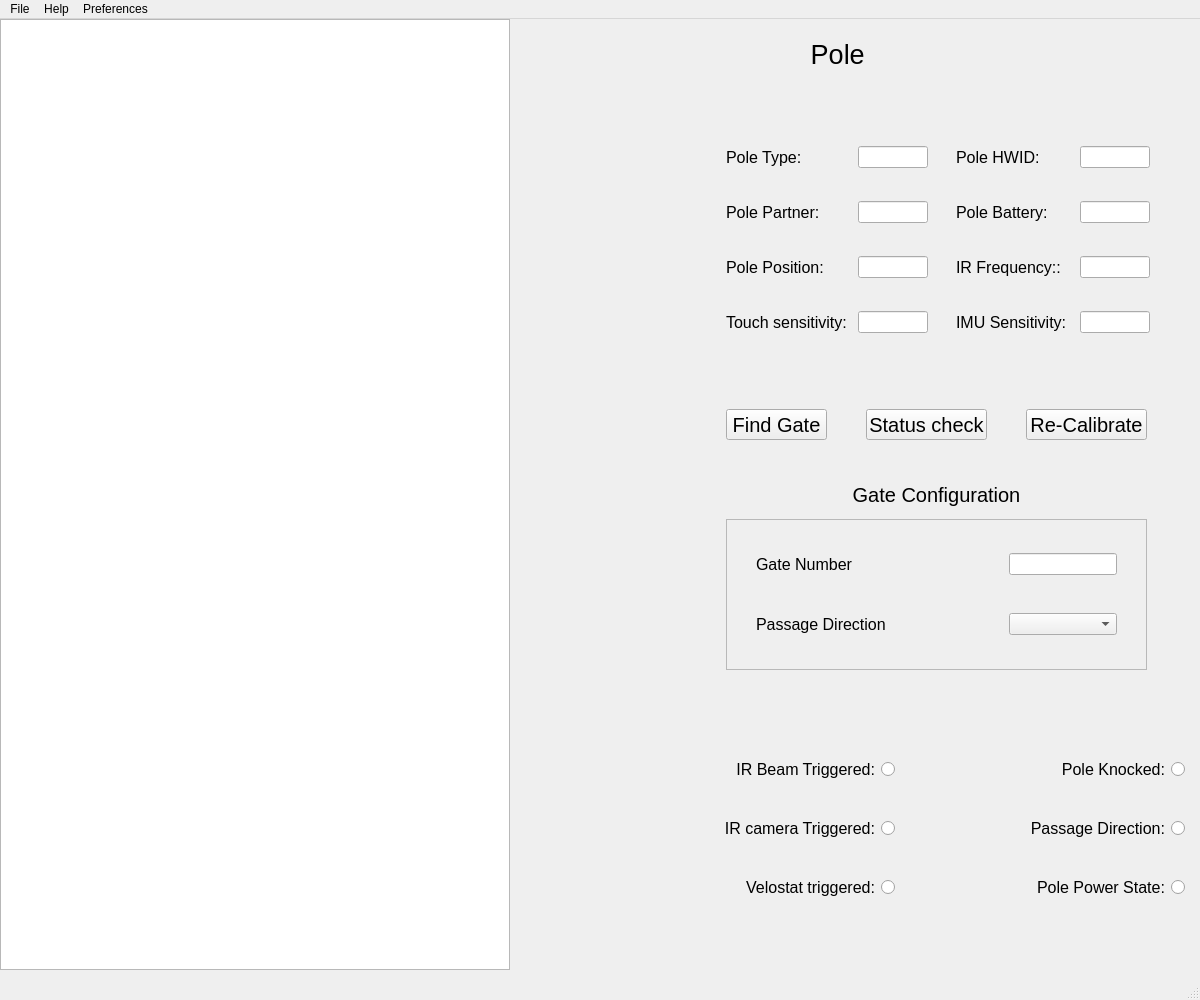
The window that EEEE4109_Central_Server_With_GUI/mainwindow.ui (Shmarvadon/EEEE4109_Central_Server) describes before a commit, drawn with Qt 5.
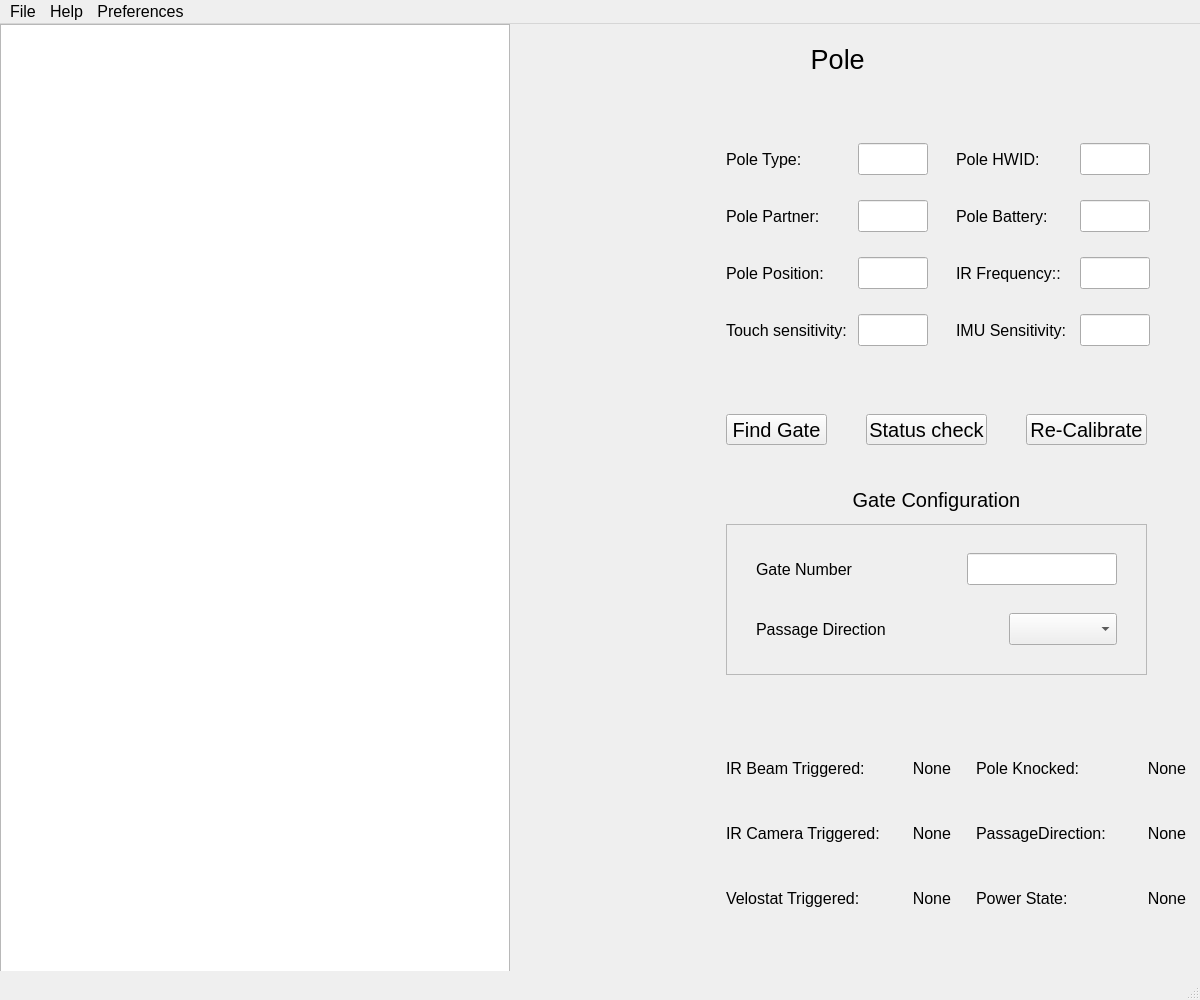
The same window after the commit. Icons and pictures are not drawn.

Commit message: GUI should fully work with only missing functionality being manual gate assignment and direction setting

What changed in the file:
```diff
--- a/EEEE4109_Central_Server_With_GUI/mainwindow.ui
+++ b/EEEE4109_Central_Server_With_GUI/mainwindow.ui
@@ -31,6 +31,11 @@
     <height>1000</height>
    </size>
   </property>
+  <property name="font">
+   <font>
+    <pointsize>15</pointsize>
+   </font>
+  </property>
   <property name="windowTitle">
    <string>MainWindow</string>
   </property>
@@ -53,6 +58,11 @@
          <height>16777215</height>
         </size>
        </property>
+       <property name="font">
+        <font>
+         <pointsize>12</pointsize>
+        </font>
+       </property>
        <property name="layoutDirection">
         <enum>Qt::LeftToRight</enum>
        </property>
@@ -60,7 +70,7 @@
         <enum>Qt::ScrollBarAlwaysOff</enum>
        </property>
        <property name="alternatingRowColors">
-        <bool>true</bool>
+        <bool>false</bool>
        </property>
        <property name="selectionBehavior">
         <enum>QAbstractItemView::SelectRows</enum>
@@ -350,65 +360,71 @@
           <rect>
            <x>460</x>
            <y>710</y>
-           <width>209</width>
+           <width>210</width>
            <height>201</height>
           </rect>
          </property>
          <layout class="QVBoxLayout" name="verticalLayout_4">
           <item>
-           <widget class="QRadioButton" name="PoleKnocked">
-            <property name="minimumSize">
-             <size>
-              <width>0</width>
-              <height>0</height>
-             </size>
-            </property>
-            <property name="baseSize">
-             <size>
-              <width>50</width>
-              <height>50</height>
-             </size>
-            </property>
+           <layout class="QHBoxLayout" name="horizontalLayout_14">
+            <item>
+             <widget class="QLabel" name="label_20">
             <property name="font">
              <font>
               <pointsize>12</pointsize>
              </font>
             </property>
-            <property name="layoutDirection">
-             <enum>Qt::RightToLeft</enum>
-            </property>
             <property name="text">
              <string>Pole Knocked:</string>
             </property>
-            <property name="iconSize">
+             </widget>
+            </item>
+            <item>
+             <widget class="QLabel" name="PoleKnockedIndicator">
+              <property name="maximumSize">
              <size>
-              <width>100</width>
-              <height>100</height>
-             </size>
-            </property>
-            <property name="checkable">
-             <bool>false</bool>
-            </property>
-            <property name="checked">
-             <bool>false</bool>
-            </property>
-            <property name="autoRepeat">
-             <bool>false</bool>
-            </property>
-            <property name="autoExclusive">
-             <bool>false</bool>
-            </property>
-           </widget>
-          </item>
+                <width>50</width>
+                <height>50</height>
+               </size>
+              </property>
+              <property name="font">
+               <font>
+                <pointsize>12</pointsize>
+               </font>
+              </property>
+              <property name="text">
+               <string>None</string>
+              </property>
+              <property name="scaledContents">
+               <bool>true</bool>
+              </property>
+              <property name="alignment">
+               <set>Qt::AlignRight|Qt::AlignTrailing|Qt::AlignVCenter</set>
+              </property>
+              <property name="margin">
+               <number>10</number>
+              </property>
+             </widget>
+            </item>
+           </layout>
+          </item>
           <item>
-           <widget class="QRadioButton" name="PassageDirection">
-            <property name="minimumSize">
-             <size>
-              <width>0</width>
-              <height>0</height>
-             </size>
-            </property>
-            <property name="baseSize">
+           <layout class="QHBoxLayout" name="horizontalLayout_13">
+            <item>
+             <widget class="QLabel" name="label_18">
+              <property name="font">
+               <font>
+                <pointsize>12</pointsize>
+               </font>
+              </property>
+              <property name="text">
+               <string>PassageDirection:</string>
+              </property>
+             </widget>
+            </item>
+            <item>
+             <widget class="QLabel" name="PassageDirectionIndicator">
+              <property name="maximumSize">
              <size>
               <width>50</width>
               <height>50</height>
@@ -419,39 +435,40 @@
               <pointsize>12</pointsize>
              </font>
             </property>
-            <property name="layoutDirection">
-             <enum>Qt::RightToLeft</enum>
-            </property>
             <property name="text">
-             <string>Passage Direction:</string>
-            </property>
-            <property name="iconSize">
-             <size>
-              <width>100</width>
-              <height>100</height>
-             </size>
-            </property>
-            <property name="checkable">
-             <bool>false</bool>
-            </property>
-            <property name="checked">
-             <bool>false</bool>
-            </property>
-            <property name="autoRepeat">
-             <bool>false</bool>
-            </property>
+               <string>None</string>
+              </property>
+              <property name="scaledContents">
+               <bool>true</bool>
+              </property>
+              <property name="alignment">
+               <set>Qt::AlignRight|Qt::AlignTrailing|Qt::AlignVCenter</set>
+              </property>
+              <property name="margin">
+               <number>10</number>
+              </property>
+             </widget>
+            </item>
+           </layout>
+          </item>
+          <item>
+           <layout class="QHBoxLayout" name="horizontalLayout_12">
+            <item>
+             <widget class="QLabel" name="label_16">
+              <property name="font">
+               <font>
+                <pointsize>12</pointsize>
+               </font>
+              </property>
+              <property name="text">
+               <string>Power State:</string>
+              </property>
            </widget>
           </item>
           <item>
-           <widget class="QRadioButton" name="PolePowerState">
-            <property name="minimumSize">
+             <widget class="QLabel" name="PowerStateIndicator">
+              <property name="maximumSize">
              <size>
-              <width>0</width>
-              <height>0</height>
-             </size>
-            </property>
-            <property name="baseSize">
-             <size>
               <width>50</width>
               <height>50</height>
              </size>
@@ -461,28 +478,21 @@
               <pointsize>12</pointsize>
              </font>
             </property>
-            <property name="layoutDirection">
-             <enum>Qt::RightToLeft</enum>
-            </property>
             <property name="text">
-             <string>Pole Power State:</string>
-            </property>
-            <property name="iconSize">
-             <size>
-              <width>100</width>
-              <height>100</height>
-             </size>
-            </property>
-            <property name="checkable">
-             <bool>false</bool>
-            </property>
-            <property name="checked">
-             <bool>false</bool>
-            </property>
-            <property name="autoRepeat">
-             <bool>false</bool>
-            </property>
-           </widget>
+               <string>None</string>
+              </property>
+              <property name="scaledContents">
+               <bool>true</bool>
+              </property>
+              <property name="alignment">
+               <set>Qt::AlignRight|Qt::AlignTrailing|Qt::AlignVCenter</set>
+              </property>
+              <property name="margin">
+               <number>10</number>
+              </property>
+             </widget>
+            </item>
+           </layout>
           </item>
          </layout>
         </widget>
@@ -989,62 +999,71 @@
           <rect>
            <x>210</x>
            <y>710</y>
-           <width>169</width>
+           <width>225</width>
            <height>201</height>
           </rect>
          </property>
          <layout class="QVBoxLayout" name="verticalLayout_3">
           <item>
-           <widget class="QRadioButton" name="IRBeamTriggered">
-            <property name="minimumSize">
-             <size>
-              <width>0</width>
-              <height>0</height>
-             </size>
-            </property>
-            <property name="baseSize">
-             <size>
-              <width>50</width>
-              <height>50</height>
-             </size>
-            </property>
+           <layout class="QHBoxLayout" name="horizontalLayout_16">
+            <item>
+             <widget class="QLabel" name="label_24">
             <property name="font">
              <font>
               <pointsize>12</pointsize>
              </font>
             </property>
-            <property name="layoutDirection">
-             <enum>Qt::RightToLeft</enum>
-            </property>
             <property name="text">
              <string>IR Beam Triggered:</string>
             </property>
-            <property name="iconSize">
+             </widget>
+            </item>
+            <item>
+             <widget class="QLabel" name="IRBeamTriggeredIndicator">
+              <property name="maximumSize">
              <size>
-              <width>100</width>
-              <height>100</height>
-             </size>
-            </property>
-            <property name="checkable">
-             <bool>false</bool>
-            </property>
-            <property name="checked">
-             <bool>false</bool>
-            </property>
-            <property name="autoRepeat">
-             <bool>false</bool>
-            </property>
-           </widget>
-          </item>
+                <width>50</width>
+                <height>50</height>
+               </size>
+              </property>
+              <property name="font">
+               <font>
+                <pointsize>12</pointsize>
+               </font>
+              </property>
+              <property name="text">
+               <string>None</string>
+              </property>
+              <property name="scaledContents">
+               <bool>true</bool>
+              </property>
+              <property name="alignment">
+               <set>Qt::AlignRight|Qt::AlignTrailing|Qt::AlignVCenter</set>
+              </property>
+              <property name="margin">
+               <number>10</number>
+              </property>
+             </widget>
+            </item>
+           </layout>
+          </item>
           <item>
-           <widget class="QRadioButton" name="IRCameraTriggered">
-            <property name="minimumSize">
-             <size>
-              <width>0</width>
-              <height>0</height>
-             </size>
-            </property>
-            <property name="baseSize">
+           <layout class="QHBoxLayout" name="horizontalLayout_15">
+            <item>
+             <widget class="QLabel" name="label_22">
+              <property name="font">
+               <font>
+                <pointsize>12</pointsize>
+               </font>
+              </property>
+              <property name="text">
+               <string>IR Camera Triggered:</string>
+              </property>
+             </widget>
+            </item>
+            <item>
+             <widget class="QLabel" name="IRCameraTriggeredIndicator">
+              <property name="maximumSize">
              <size>
               <width>50</width>
               <height>50</height>
@@ -1055,39 +1074,40 @@
               <pointsize>12</pointsize>
              </font>
             </property>
-            <property name="layoutDirection">
-             <enum>Qt::RightToLeft</enum>
-            </property>
             <property name="text">
-             <string>IR camera Triggered:</string>
-            </property>
-            <property name="iconSize">
-             <size>
-              <width>100</width>
-              <height>100</height>
-             </size>
-            </property>
-            <property name="checkable">
-             <bool>false</bool>
-            </property>
-            <property name="checked">
-             <bool>false</bool>
-            </property>
-            <property name="autoRepeat">
-             <bool>false</bool>
-            </property>
+               <string>None</string>
+              </property>
+              <property name="scaledContents">
+               <bool>true</bool>
+              </property>
+              <property name="alignment">
+               <set>Qt::AlignRight|Qt::AlignTrailing|Qt::AlignVCenter</set>
+              </property>
+              <property name="margin">
+               <number>10</number>
+              </property>
+             </widget>
+            </item>
+           </layout>
+          </item>
+          <item>
+           <layout class="QHBoxLayout" name="horizontalLayout_17">
+            <item>
+             <widget class="QLabel" name="label_26">
+              <property name="font">
+               <font>
+                <pointsize>12</pointsize>
+               </font>
+              </property>
+              <property name="text">
+               <string>Velostat Triggered:</string>
+              </property>
            </widget>
           </item>
           <item>
-           <widget class="QRadioButton" name="VelostatTriggered">
-            <property name="minimumSize">
+             <widget class="QLabel" name="VelostatTriggeredIndicator">
+              <property name="maximumSize">
              <size>
-              <width>0</width>
-              <height>0</height>
-             </size>
-            </property>
-            <property name="baseSize">
-             <size>
               <width>50</width>
               <height>50</height>
              </size>
@@ -1097,28 +1117,21 @@
               <pointsize>12</pointsize>
              </font>
             </property>
-            <property name="layoutDirection">
-             <enum>Qt::RightToLeft</enum>
-            </property>
             <property name="text">
-             <string>Velostat triggered:</string>
-            </property>
-            <property name="iconSize">
-             <size>
-              <width>100</width>
-              <height>100</height>
-             </size>
-            </property>
-            <property name="checkable">
-             <bool>false</bool>
-            </property>
-            <property name="checked">
-             <bool>false</bool>
-            </property>
-            <property name="autoRepeat">
-             <bool>false</bool>
-            </property>
-           </widget>
+               <string>None</string>
+              </property>
+              <property name="scaledContents">
+               <bool>true</bool>
+              </property>
+              <property name="alignment">
+               <set>Qt::AlignRight|Qt::AlignTrailing|Qt::AlignVCenter</set>
+              </property>
+              <property name="margin">
+               <number>10</number>
+              </property>
+             </widget>
+            </item>
+           </layout>
           </item>
          </layout>
         </widget>
@@ -1135,9 +1148,14 @@
      <x>0</x>
      <y>0</y>
      <width>1200</width>
-     <height>21</height>
+     <height>26</height>
     </rect>
    </property>
+   <property name="font">
+    <font>
+     <pointsize>12</pointsize>
+    </font>
+   </property>
    <widget class="QMenu" name="menuFile">
     <property name="title">
      <string>File</string>
```
Left out of the diff: 6 changed lines with no effect on the pictures. Lines whose indentation alone changed are shown as unchanged. The commit also changes 22 other files.
